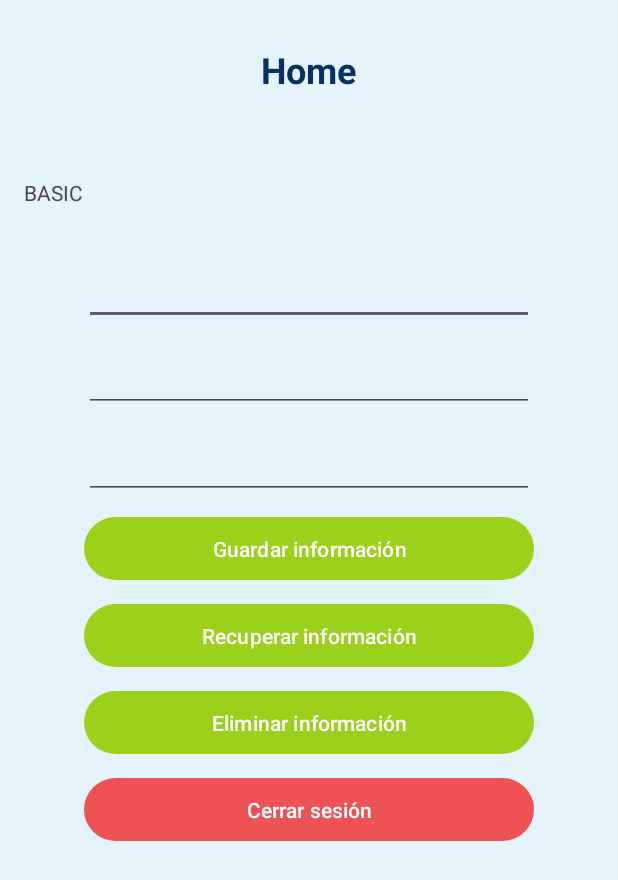
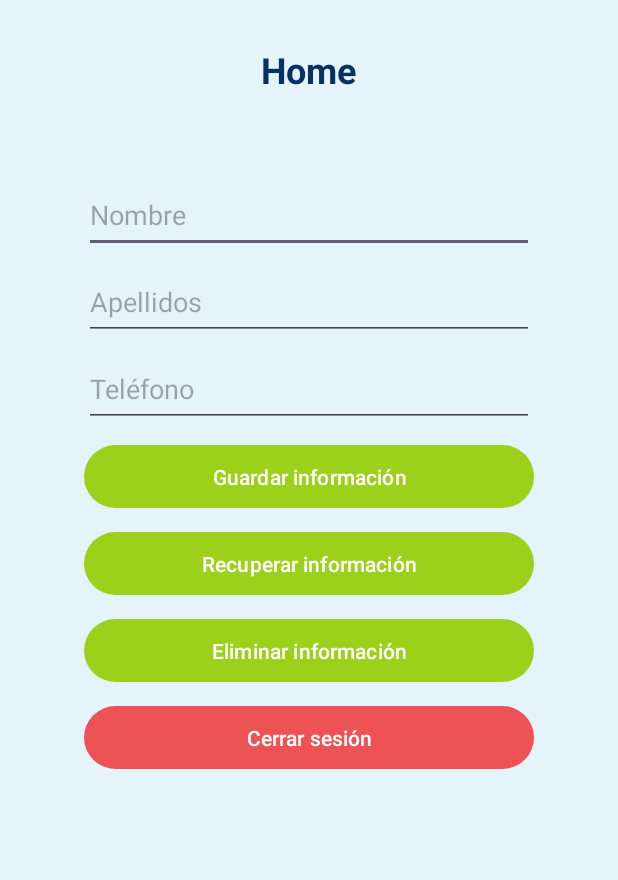
Before and after one commit to AndoniHub/PistaPadel, an Android app: the HomeActivity screen opened directly, with no data from a screen before it, after a tap on "Recuperar información", on a phone screen of 412 x 824 dp. Shown: the top 880 px of the screen. Run offline under Robolectric (Android 15) with nearby library versions, the light colour scheme and no system bars; our stand-ins replace Firebase (no records; nobody signed in at launch, a user with empty details on screens opened directly).

Commit message:
Eliminada la implementación para el campo provider de usuarios. Eliminada la clase enum ProviderType.java

```diff
--- a/app/src/main/java/com/andonilaramagallon/pistapadel/HomeActivity.java
+++ b/app/src/main/java/com/andonilaramagallon/pistapadel/HomeActivity.java
@@ -21,7 +21,7 @@ import java.util.Map;
 public class HomeActivity extends AppCompatActivity {
 
     // Atributos de la clase
-    private static final FirebaseFirestore  db = FirebaseFirestore.getInstance(); // Instancia de conexión a la BD
+    private FirebaseFirestore db;
 
     @Override
     protected void onCreate(Bundle savedInstanceState) {
@@ -34,34 +34,33 @@ public class HomeActivity extends AppCompatActivity {
             return insets;
         });
 
-        // Variables para almacenar los valores obtenidos desde el intent
-        // Se inicializan con valores por defecto
-        String email = "";
-        String provider = "BASIC";
+        // Instanciar Bundle asignando valores obtenidos del intent
+        //Bundle bundle = getIntent().getExtras();
 
-        // Instanciar Bundle asignando valores obtenidos del intent
-        Bundle bundle = getIntent().getExtras();
+        // Obtener el email del intent
+        String email = getIntent().getStringExtra("email");
 
-        // Asignar los valores a las variables en caso de que el Bundle no sea null
-        if (bundle != null) {
-            email = bundle.getString("email");
-            provider = bundle.getString("provider");
+        // Verificar que el email no sea nulo para evitar errores
+        if (email == null) {
+            email = "";
         }
 
+        // Instanciar la conexión a la BD FirebaseFirestore
+        db = FirebaseFirestore.getInstance();
+
         // Llamadas a los métodos de la clase
-        setup(email, provider);
+        setup(email);
         logOutSession();
     }
 
     /**
-     * Metodo para configurar e iniciar correctamente la actividad, obteniendo y mostrando en el layout los valores de email y provider del usuario.
+     * Metodo para configurar e iniciar correctamente la actividad, obteniendo y mostrando en el layout el valor de email del usuario
+     *
      * @param email Email del usuario
-     * @param provider Provider del usuario
      */
-    private void setup(String email, String provider) {
+    private void setup(String email) {
         // Instanciar los elementos del layout
         TextView emailTextView = findViewById(R.id.emailTextView);
-        TextView providerTextView = findViewById(R.id.providerTextView);
         Button saveInfoButton = findViewById((R.id.saveInfoButton));
         Button getInfoButton = findViewById((R.id.getInfoButton));
         Button deleteInfoButton = findViewById((R.id.deleteInfoButton));
@@ -69,9 +68,8 @@ public class HomeActivity extends AppCompatActivity {
         EditText surNameEditTextView = findViewById((R.id.surNameEditTextView));
         EditText phoneEditTextView = findViewById((R.id.phoneEditTextView));
 
-        // Mostrar los valores de email y provider en el layout
+        // Mostrar los valor del email en el layout
         emailTextView.setText(email);
-        providerTextView.setText(provider);
 
         // Listener para el botón saveInfoButton
         saveInfoButton.setOnClickListener(v -> {
@@ -82,7 +80,6 @@ public class HomeActivity extends AppCompatActivity {
 
             // Crear un HashMap con los datos del usuario
             Map<String, Object> userData = new HashMap<>();
-            userData.put("provider", provider);
             userData.put("name", name);
             userData.put("surname", surname);
             userData.put("phone", phone);
--- a/app/src/main/java/com/andonilaramagallon/pistapadel/ProviderType.java
+++ /dev/null
@@ -1,6 +0,0 @@
-package com.andonilaramagallon.pistapadel;
-
-public enum ProviderType {
-    BASIC,
-    ADMIN;
-}
--- a/app/src/main/res/layout/activity_home.xml
+++ b/app/src/main/res/layout/activity_home.xml
@@ -43,21 +43,11 @@
             android:layout_width="match_parent"
             android:layout_height="8dp" />
 
-        <TextView
-            android:id="@+id/providerTextView"
-            android:layout_width="match_parent"
-            android:layout_height="40dp"
-            android:text="Proveedor" />
-
-        <Space
-            android:layout_width="match_parent"
-            android:layout_height="8dp" />
-
         <EditText
             android:id="@+id/nameEditTextView"
             android:layout_width="300dp"
             android:layout_height="50dp"
-            android:text="Nombre" />
+            android:hint="Nombre" />
 
         <Space
             android:layout_width="match_parent"
@@ -67,7 +57,7 @@
             android:id="@+id/surNameEditTextView"
             android:layout_width="300dp"
             android:layout_height="50dp"
-            android:text="Apellidos" />
+            android:hint="Apellidos" />
 
         <Space
             android:layout_width="match_parent"
@@ -77,7 +67,7 @@
             android:id="@+id/phoneEditTextView"
             android:layout_width="300dp"
             android:layout_height="50dp"
-            android:text="Teléfono" />
+            android:hint="Teléfono" />
 
         <Space
             android:layout_width="match_parent"
```
Also changed, not shown: app/src/main/java/com/andonilaramagallon/pistapadel/AuthActivity.java (+3 -5 lines), app/src/main/java/com/andonilaramagallon/pistapadel/SplashScreenActivity.java (+7 -10 lines).
